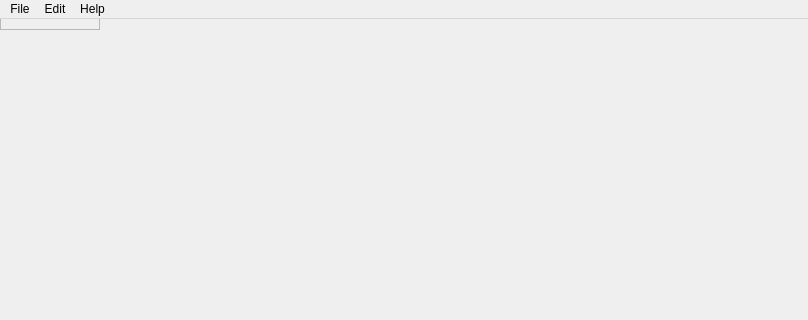
Qt form src/ui/Main/Main.ui (Nikita-Boyarskikh/Grapher) before a commit; both pictures show x 0 to 808 and y 0 to 320 of the 808 by 579 pixel window.
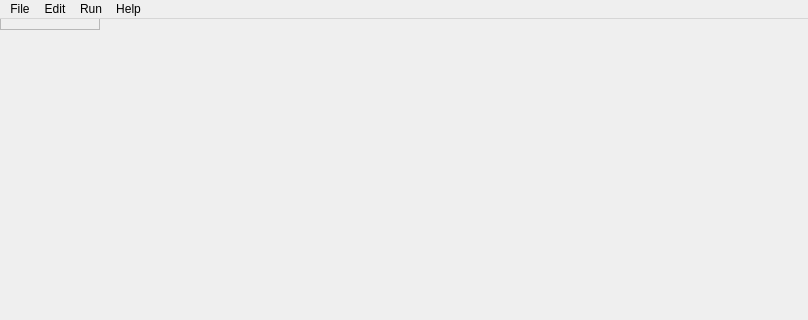
The same form after that commit.

What changed in the file:
```diff
--- a/src/ui/Main/Main.ui
+++ b/src/ui/Main/Main.ui
@@ -55,8 +55,16 @@
     </property>
     <addaction name="actionAbout"/>
    </widget>
+   <widget class="QMenu" name="menuRun">
+    <property name="title">
+     <string>Run</string>
+    </property>
+    <addaction name="actionFind_absolute_center"/>
+    <addaction name="actionFind_optimal_position"/>
+   </widget>
    <addaction name="menuFile"/>
    <addaction name="menuEdit"/>
+   <addaction name="menuRun"/>
    <addaction name="menuHelp"/>
   </widget>
   <action name="actionSaveAs">
```
Left out of the diff: 19 changed lines with no effect on the pictures.
